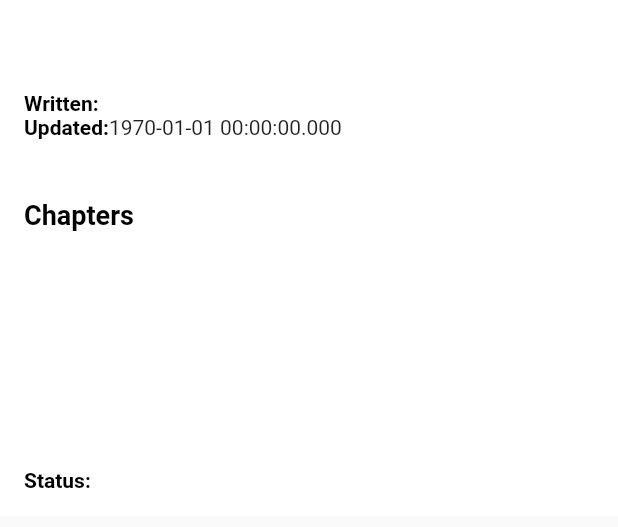
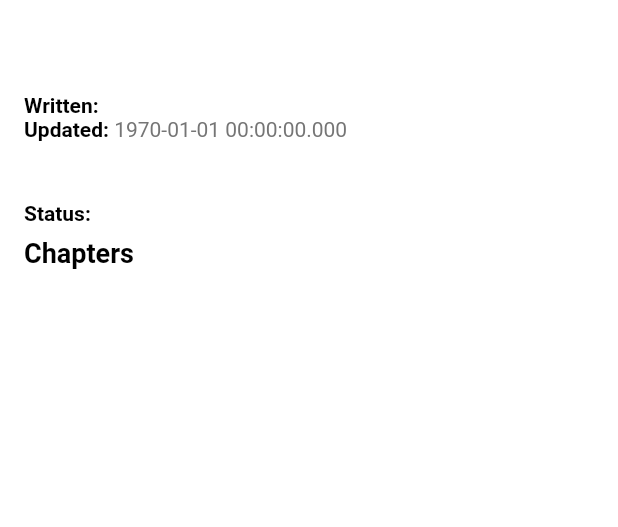
Before and after one commit to devilmac/flutter_gnamgnammanga, a Flutter app: the DetailBodyWidget widget shown alone on an empty page, opened directly with empty values, on a phone screen of 412 x 824 dp. Shown: the top 527 px of the screen. Run offline on Flutter 3.47's test engine with Material 2 defaults, Android fonts, the phone set to English and light mode, and no system bars; our stand-ins replace flutter_mobx, mobx, sqflite, transparent_image; accounts and stored records are empty; generated files the repository leaves out were written again; network calls fail; Roboto replaces fonts that are missing (Montserrat).

Commit message:
Fixed some errors
TODO: to get why reading from DB, the field status is null even if the query return a non-null value
TODO: to create a better structure related to Mobx state management
TODO: to complete the reading chapter section

```diff
--- a/lib/src/repository/local/manga_database.dart
+++ b/lib/src/repository/local/manga_database.dart
@@ -10,11 +10,14 @@ abstract class MangaDatabase {
   ///Get manga favorites list
   Future<List<dynamic>> getFavorites();
 
+  Future<dynamic> getFavorite(String mangaID);
+
   ///Get chapters for the specific mangaID
   Future<List<dynamic>> getChapters(String mangaID);
 
   ///Get chapter pages for the specifi chapterID
   Future<dynamic> getChapterDetail(String chapterID);
 
+  ///Check if a mangaID is already into database or not
   Future<dynamic> isMangaFavorite(String mangaID);
 }
--- a/lib/src/repository/local/manga_db_adapter.dart
+++ b/lib/src/repository/local/manga_db_adapter.dart
@@ -21,7 +21,7 @@ class MangaDbAdapter implements MangaAdapter {
 
   @override
   Future<domain.Manga> getMangaDetail(String mangaID) {
-    throw UnsupportedError("Unneeded operation");
+    return _database.getFavorite(mangaID);
   }
 
   @override
--- a/lib/src/ui/custom/circle_appbar_leading_clipper.dart
+++ b/lib/src/ui/custom/circle_appbar_leading_clipper.dart
@@ -5,8 +5,8 @@ class CircleAppBarLeadingClipper extends CustomClipper<Path> {
   Path getClip(Size size) {
     var path = Path();
 
-    path.lineTo(0.0, 32);
-    path.lineTo(24, 32);
+    path.lineTo(0.0, 30);
+    path.lineTo(24, 30);
 //    path.addArc(Rect.fromCircle(center: Offset(48, 48), radius: 28), 0, 90);
 //    path.lineTo(48, 74);
     path.arcToPoint(Offset(24, 74), radius: Radius.circular(21));
--- a/lib/src/ui/detail/chapter_list_item_widget.dart
+++ b/lib/src/ui/detail/chapter_list_item_widget.dart
@@ -14,7 +14,7 @@ class ChapterListItemWidget extends StatelessWidget {
   Widget build(BuildContext context) {
     return SizedBox(
         child: Card(
-      elevation: 4,
+      elevation: 2,
       clipBehavior: Clip.antiAlias,
       child: Stack(
         children: <Widget>[
--- a/lib/src/ui/detail/detail_body_widget.dart
+++ b/lib/src/ui/detail/detail_body_widget.dart
@@ -33,7 +33,7 @@ class DetailBodyWidget extends StatelessWidget {
               Row(
                 children: <Widget>[
                   Text(
-                    "Written:",
+                    "Written: ",
                     style: TextStyle(
                         fontSize: 14.0,
                         color: Colors.black,
@@ -45,7 +45,7 @@ class DetailBodyWidget extends StatelessWidget {
               Row(
                 children: <Widget>[
                   Text(
-                    "Updated:",
+                    "Updated: ",
                     style: TextStyle(
                         fontSize: 14.0,
                         color: Colors.black,
@@ -67,6 +67,17 @@ class DetailBodyWidget extends StatelessWidget {
                   padding: const EdgeInsets.only(top: 8.0),
                   child: Text(_manga.description)),
               Padding(padding: const EdgeInsets.only(top: 8.0)),
+              Row(children: <Widget>[
+                Text(
+                  "Status: ",
+                  style: TextStyle(
+                      fontSize: 14.0,
+                      color: Colors.black,
+                      fontWeight: FontWeight.w600),
+                ),
+                Text(_manga.status != null ? _manga.status : "Unknown")
+              ]),
+              Padding(padding: const EdgeInsets.only(top: 8.0)),
               Text(
                 "Chapters",
                 style: TextStyle(
@@ -80,24 +91,18 @@ class DetailBodyWidget extends StatelessWidget {
                   height: 150,
                   child: ListView.builder(
                       scrollDirection: Axis.horizontal,
-                      itemCount: _manga.chapters.length,
+                      itemCount:
+                          _manga.chapters != null ? _manga.chapters.length : [],
                       physics: ClampingScrollPhysics(),
                       itemBuilder: (context, index) {
                         return ChapterListItemWidget(
-                            _manga.chapters[index], AppNavigatorImpl());
+                            _manga.chapters != null
+                                ? _manga.chapters[index]
+                                : [],
+                            AppNavigatorImpl());
                       }),
                 ),
               ),
-              Row(children: <Widget>[
-                Text(
-                  "Status:",
-                  style: TextStyle(
-                      fontSize: 14.0,
-                      color: Colors.black,
-                      fontWeight: FontWeight.w600),
-                ),
-                Text(_manga.status)
-              ])
             ],
           ),
         ));
@@ -113,7 +118,7 @@ class DetailBodyWidget extends StatelessWidget {
           backgroundColor: Theme.of(context).accentColor,
           label: Text(
             element,
-            style: TextStyle(color: Colors.white),
+//            style: TextStyle(color: Colors.white),
           ),
         ),
       );
--- a/lib/src/ui/home/home_grid_item_widget.dart
+++ b/lib/src/ui/home/home_grid_item_widget.dart
@@ -46,6 +46,7 @@ class HomeGridItemWidget extends StatelessWidget {
           Positioned.fill(child: MaterialRipple(
             onPressed: () {
               appState.manga = null;
+              appState.isMangaFavorite(_manga.mangaID);
               appState.getMangaDetail(_manga.mangaID);
               _navigateToMangaDetailPage(context);
             },
```
Also changed, not shown: lib/src/app/app_widget.dart (+8 -3 lines), lib/src/repository/local/mangaeden/mangaeden_database.dart (+18 -7 lines), lib/src/state/app_state.dart (+9 -0 lines), lib/src/ui/detail/detail_manga_widget.dart (+6 -3 lines), 1 other file.
